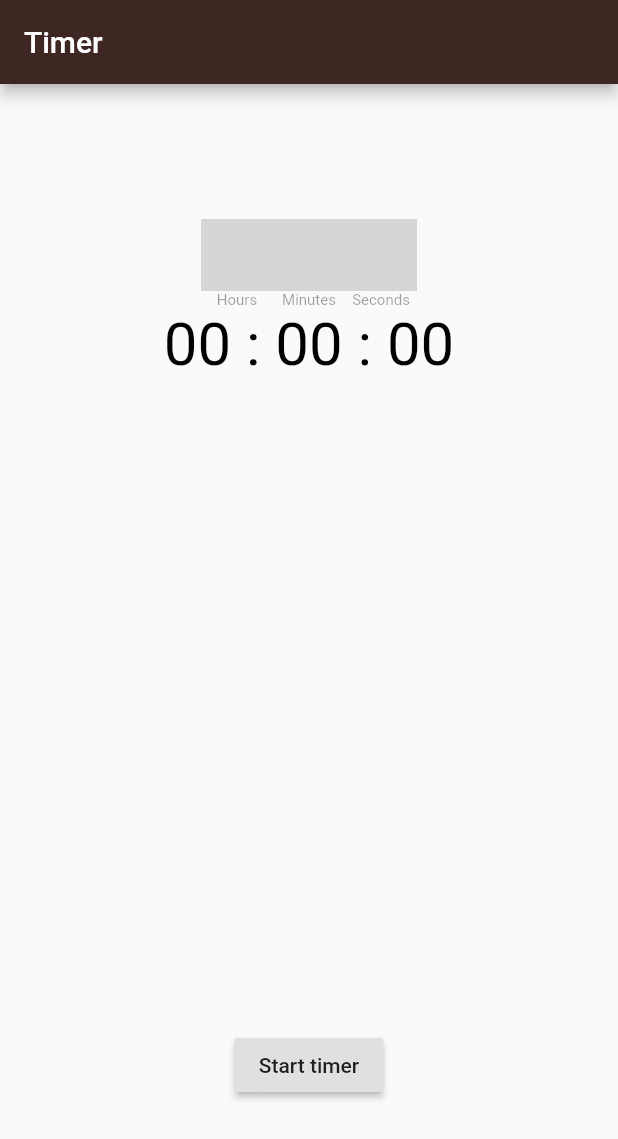
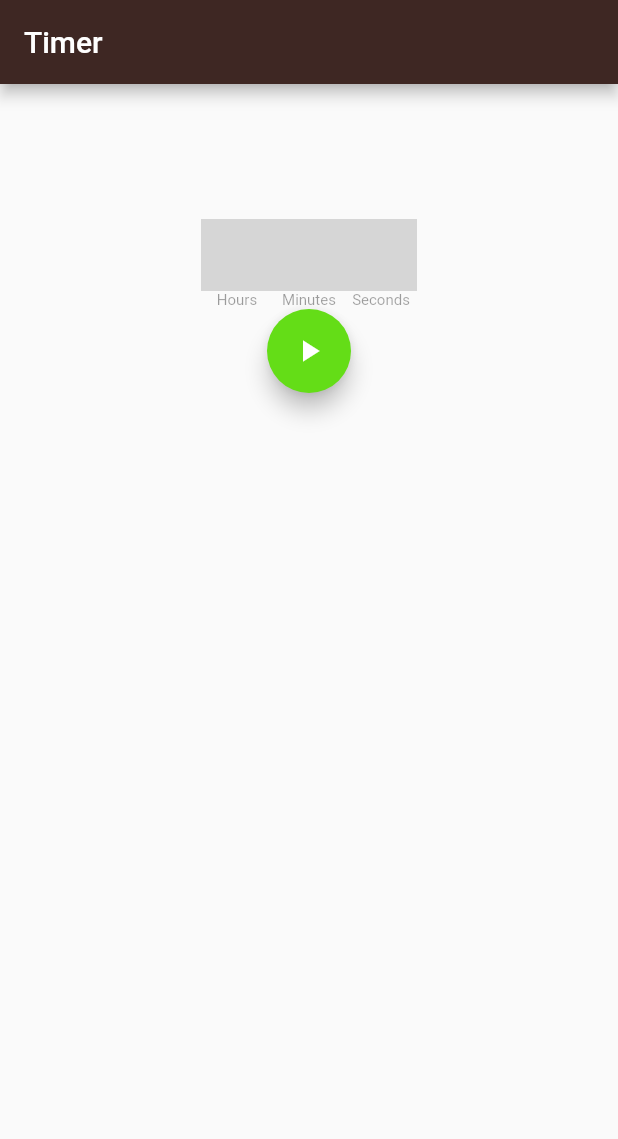
Before and after one commit to mattiasaksli/FrogClock, a Flutter app: the screen it shows after launch, swiped to page 2, on a phone screen of 412 x 824 dp. Shown: the top 1139 px of the screen. Run offline on Flutter 3.47's test engine with Material 2 defaults, Android fonts, the phone set to English and light mode, and no system bars; our stand-ins replace flutter_blue, numberpicker; statements that could not run were skipped; grey boxes are pictures that could not be loaded.

Commit message:
Nicer timer

```diff
--- a/lib/timer.dart
+++ b/lib/timer.dart
@@ -23,11 +23,10 @@ class TimerStateless extends State<TimerStateful> {
   final _controllerS = TextEditingController();
 
   bool timerActive = false;
-  String timerButtonText = "Start timer";
+  IconData buttonIcon = Icons.play_arrow;
 
   @override
   Widget build(BuildContext context) {
-    var theme = Theme.of(context);
     return DefaultTabController(
         length: 2,
         child: Scaffold(
@@ -40,69 +39,9 @@ class TimerStateless extends State<TimerStateful> {
               child: new Column(
                 mainAxisAlignment: MainAxisAlignment.start,
                 children: <Widget>[
-                  Row(mainAxisAlignment: MainAxisAlignment.center, children: <
-                      Widget>[
-                    Column(children: [
-                      new NumberPicker.integer(
-                          initialValue: hours,
-                          itemExtent: 60,
-                          listViewWidth: 150,
-                          minValue: 0,
-                          maxValue: 23,
-                          zeroPad: true,
-                          infiniteLoop: true,
-                          onChanged: (val) => setState(() {
-                                hours = val.toInt();
-                              })),
-                      Text(
-                        "Hours",
-                        style:
-                            TextStyle(color: theme.disabledColor, fontSize: 10),
-                      )
-                    ]),
-                    Column(children: [
-                      new NumberPicker.integer(
-                          initialValue: minutes,
-                          itemExtent: 60,
-                          listViewWidth: 150,
-                          minValue: 0,
-                          maxValue: 59,
-                          zeroPad: true,
-                          infiniteLoop: true,
-                          onChanged: (val) => setState(() {
-                                minutes = val.toInt();
-                              })),
-                      Text(
-                        "Minutes",
-                        style:
-                            TextStyle(color: theme.disabledColor, fontSize: 10),
-                      )
-                    ]),
-                    Column(children: [
-                      new NumberPicker.integer(
-                          initialValue: seconds,
-                          itemExtent: 60,
-                          listViewWidth: 150,
-                          minValue: 0,
-                          maxValue: 59,
-                          zeroPad: true,
-                          infiniteLoop: true,
-                          onChanged: (val) => setState(() {
-                                seconds = val.toInt();
-                              })),
-                      Text(
-                        "Seconds",
-                        style:
-                            TextStyle(color: theme.disabledColor, fontSize: 10),
-                      )
-                    ]),
-                  ]),
-                  Expanded(
-                    //margin: EdgeInsets.fromLTRB(0, 0, 0, 20),
-                    child: BlinkingTextAnimation(),
-                  ),
-                  RaisedButton(
-                    child: Text("$timerButtonText"),
+                  clocka(context),
+                  FloatingActionButton(
+                    child: Icon(buttonIcon, color: Colors.white),
                     onPressed: () {
                       setState(() {
                         if (!timerActive) {
@@ -165,7 +104,7 @@ class TimerStateless extends State<TimerStateful> {
   void startTimer() {
     setState(() {
       timerActive = true;
-      timerButtonText = "Stop timer";
+      buttonIcon = Icons.pause;
       _controllerH.text = "";
       _controllerM.text = "";
       _controllerS.text = "";
@@ -196,7 +135,7 @@ class TimerStateless extends State<TimerStateful> {
     setState(() {
       t.cancel();
       timerActive = false;
-      timerButtonText = "Start timer";
+      buttonIcon = Icons.play_arrow;
     });
   }
 
@@ -209,6 +148,70 @@ class TimerStateless extends State<TimerStateful> {
     stopTimer();
 
     //FROG LOGIC
+  }
+
+  clocka(context) {
+    var theme = Theme.of(context);
+
+    if (timerActive) {
+      return BlinkingTextAnimation();
+    } else {
+      return Row(
+          mainAxisAlignment: MainAxisAlignment.center,
+          children: <Widget>[
+            Column(children: [
+              new NumberPicker.integer(
+                  initialValue: hours,
+                  itemExtent: 60,
+                  listViewWidth: 150,
+                  minValue: 0,
+                  maxValue: 23,
+                  zeroPad: true,
+                  infiniteLoop: true,
+                  onChanged: (val) => setState(() {
+                        hours = val.toInt();
+                      })),
+              Text(
+                "Hours",
+                style: TextStyle(color: theme.disabledColor, fontSize: 10),
+              )
+            ]),
+            Column(children: [
+              new NumberPicker.integer(
+                  initialValue: minutes,
+                  itemExtent: 60,
+                  listViewWidth: 150,
+                  minValue: 0,
+                  maxValue: 59,
+                  zeroPad: true,
+                  infiniteLoop: true,
+                  onChanged: (val) => setState(() {
+                        minutes = val.toInt();
+                      })),
+              Text(
+                "Minutes",
+                style: TextStyle(color: theme.disabledColor, fontSize: 10),
+              )
+            ]),
+            Column(children: [
+              new NumberPicker.integer(
+                  initialValue: seconds,
+                  itemExtent: 60,
+                  listViewWidth: 150,
+                  minValue: 0,
+                  maxValue: 59,
+                  zeroPad: true,
+                  infiniteLoop: true,
+                  onChanged: (val) => setState(() {
+                        seconds = val.toInt();
+                      })),
+              Text(
+                "Seconds",
+                style: TextStyle(color: theme.disabledColor, fontSize: 10),
+              )
+            ]),
+          ]);
+    }
   }
 }
 
```
